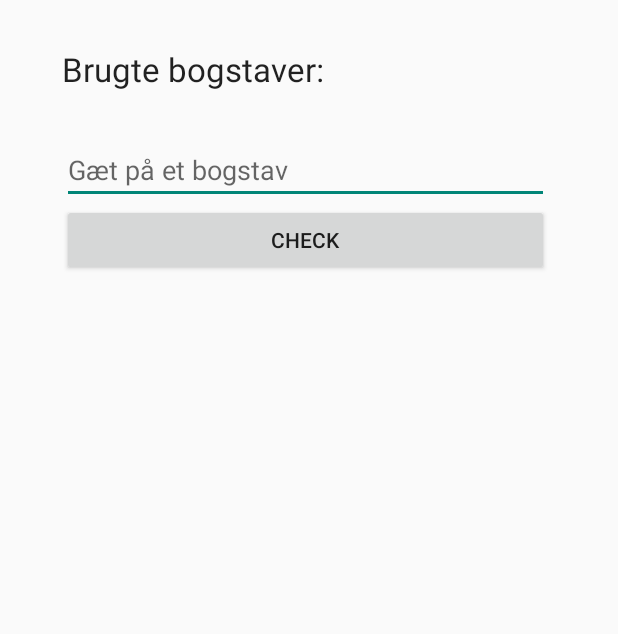
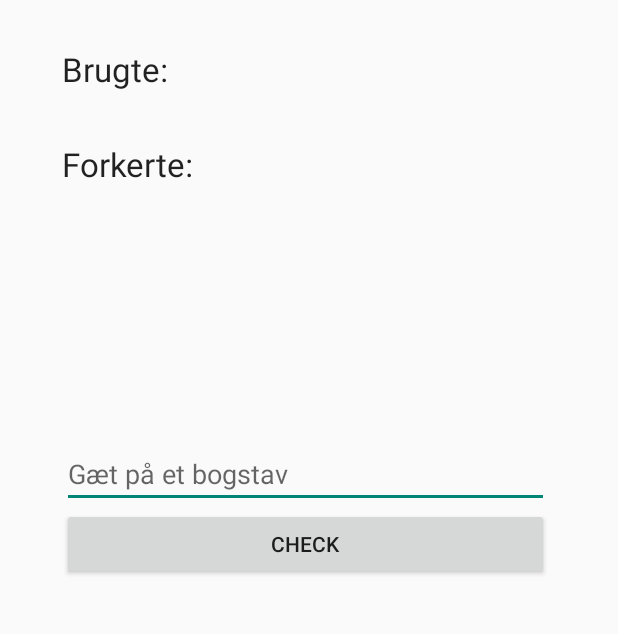
Before and after one commit to simonpetersen/Galgeleg, an Android app: the layout activity_spil.xml on its own in the app's theme, with its tools: preview values and no code run, on a phone screen of 412 x 824 dp, the part 144-778 px from its top. Run offline under Robolectric (Android 15) with nearby library versions, the phone set to English and light mode, and no system bars.

Commit message:
Tilføjet spillogik til app.

```diff
--- a/app/src/main/AndroidManifest.xml
+++ b/app/src/main/AndroidManifest.xml
@@ -20,6 +20,10 @@
             android:name=".ReglerActivity"
             android:label="@string/title_activity_regler" >
         </activity>
+        <activity
+            android:name=".SpilActivity"
+            android:label="SpilActivity" >
+        </activity>
     </application>
 
 </manifest>
--- a/app/src/main/res/layout/activity_spil.xml
+++ b/app/src/main/res/layout/activity_spil.xml
@@ -27,9 +27,8 @@
         android:layout_height="wrap_content"
         android:id="@+id/inputEdit"
         android:hint="Gæt på et bogstav"
-        android:layout_below="@+id/brugtBogstaver"
-        android:layout_alignStart="@+id/brugtBogstaver"
-        android:layout_marginTop="30dp"
+        android:layout_centerVertical="true"
+        android:layout_alignStart="@+id/forkerte"
         android:layout_alignEnd="@+id/galgeImage" />
 
     <Button
@@ -38,7 +37,7 @@
         android:text="Check"
         android:id="@+id/checkButton"
         android:layout_below="@+id/inputEdit"
-        android:layout_alignLeft="@+id/textView"
+        android:layout_alignLeft="@+id/brugtBogstaver"
         android:layout_alignEnd="@+id/inputEdit" />
 
     <TextView
@@ -54,9 +53,19 @@
         android:layout_width="wrap_content"
         android:layout_height="wrap_content"
         android:textAppearance="?android:attr/textAppearanceLarge"
-        android:text="Brugte bogstaver:"
+        android:text="Brugte:"
         android:id="@+id/brugtBogstaver"
         android:layout_below="@+id/textView"
         android:layout_alignStart="@+id/textView"
         android:layout_marginTop="31dp" />
+
+    <TextView
+        android:layout_width="wrap_content"
+        android:layout_height="wrap_content"
+        android:textAppearance="?android:attr/textAppearanceLarge"
+        android:text="Forkerte:"
+        android:id="@+id/forkerte"
+        android:layout_below="@+id/brugtBogstaver"
+        android:layout_alignStart="@+id/brugtBogstaver"
+        android:layout_marginTop="34dp" />
 </RelativeLayout>
```
Also changed, not shown: app/src/main/java/petersen/simon/galgeleg/SpilActivity.java (+32 -0 lines), app/src/main/java/petersen/simon/galgeleg/Welcome.java (+21 -1 lines), app/src/main/res/layout/activity_welcome.xml (+4 -4 lines), 1 other file.
